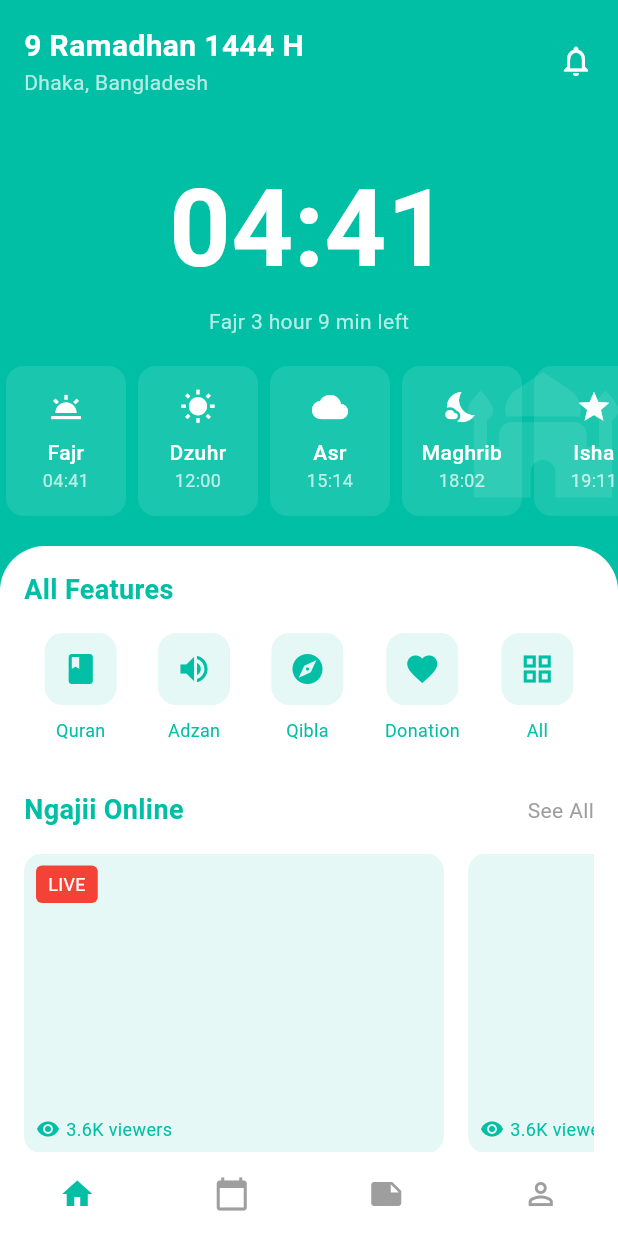
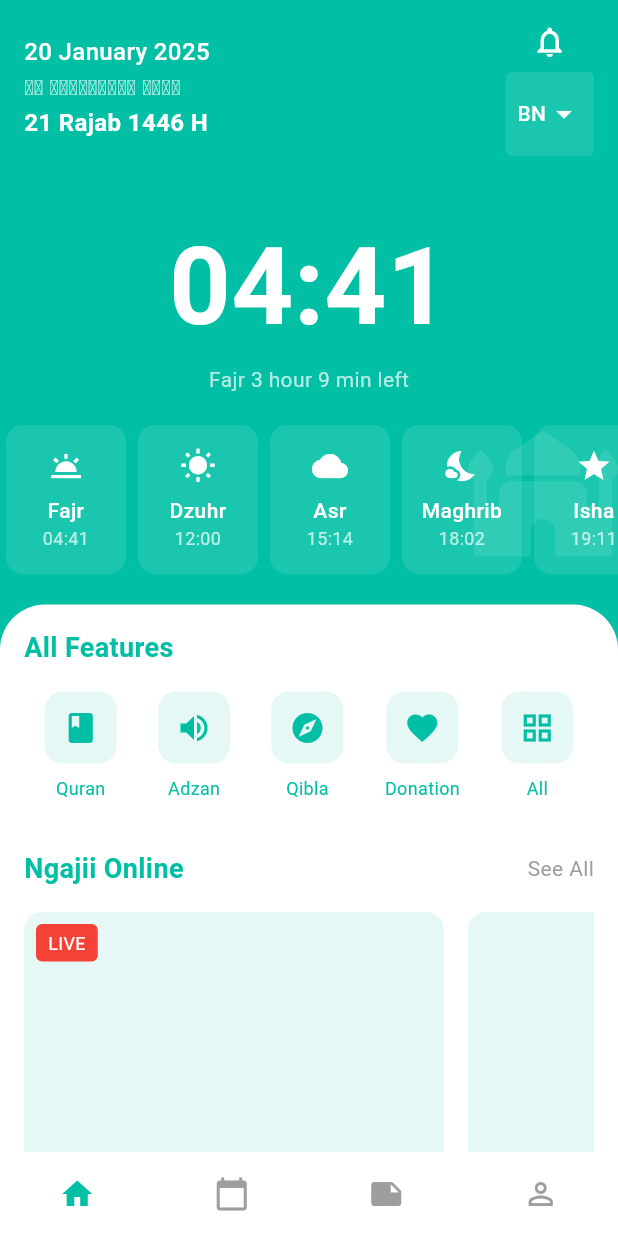
Before and after one commit to masudparvez2050/islamic-app, a Flutter app: the screen it shows after launch, on a phone screen of 412 x 824 dp. Run offline on Flutter 3.47's test engine with Material 3 defaults, Android fonts, the phone set to English and light mode, and no system bars; our stand-ins replace hijri.

```diff
--- a/lib/main.dart
+++ b/lib/main.dart
@@ -1,7 +1,12 @@
 import 'package:flutter/material.dart';
 import 'package:intl/intl.dart';
+import 'package:intl/date_symbol_data_local.dart';
+import 'package:hijri/hijri_calendar.dart';
 
-void main() {
+void main() async {
+  WidgetsFlutterBinding.ensureInitialized();
+  await initializeDateFormatting('en', null);
+  await initializeDateFormatting('bn_BD', null);
   runApp(const MyApp());
 }
 
@@ -127,7 +132,7 @@ class HomeScreen extends StatelessWidget {
                     topRight: Radius.circular(30),
                   ),
                 ),
-                child: Column(
+                child: ListView(
                   children: [
                     _buildFeatures(),
                     _buildNgajiSection(),
@@ -143,29 +148,110 @@ class HomeScreen extends StatelessWidget {
   }
 
   Widget _buildHeader() {
+    final now = DateTime.now();
+    final englishDate = DateFormat('d MMMM yyyy').format(now);
+    final banglaDate = DateFormat('d MMMM yyyy', 'bn_BD').format(now);
+    final hijri = HijriCalendar.now();
+    final hijriDate =
+        '${hijri.hDay} ${hijri.getLongMonthName()} ${hijri.hYear} H';
+
     return Padding(
       padding: const EdgeInsets.all(16.0),
       child: Row(
         mainAxisAlignment: MainAxisAlignment.spaceBetween,
         children: [
+          Expanded(
+            child: Column(
+              crossAxisAlignment: CrossAxisAlignment.start,
+              children: [
+                Text(
+                  englishDate,
+                  style: const TextStyle(
+                    color: Colors.white,
+                    fontSize: 16,
+                    fontWeight: FontWeight.w500,
+                  ),
+                ),
+                const SizedBox(height: 2),
+                Text(
+                  banglaDate,
+                  style: const TextStyle(
+                    color: Colors.white70,
+                    fontSize: 14,
+                  ),
+                ),
+                const SizedBox(height: 2),
+                Text(
+                  hijriDate,
+                  style: const TextStyle(
+                    color: Colors.white,
+                    fontSize: 16,
+                    fontWeight: FontWeight.bold,
+                  ),
+                ),
+                const SizedBox(height: 4),
+                // const Text(
+                //   'Dhaka, Bangladesh',
+                //   style: TextStyle(
+                //     color: Colors.white70,
+                //     fontSize: 14,
+                //   ),
+                // ),
+              ],
+            ),
+          ),
           Column(
-            crossAxisAlignment: CrossAxisAlignment.start,
-            children: const [
-              Text(
-                '9 Ramadhan 1444 H',
-                style: TextStyle(
-                  color: Colors.white,
-                  fontSize: 20,
-                  fontWeight: FontWeight.bold,
+            children: [
+              const Icon(
+                Icons.notifications_outlined,
+                color: Colors.white,
+                size: 24,
+              ),
+              const SizedBox(height: 8),
+              Container(
+                decoration: BoxDecoration(
+                  color: Colors.white.withOpacity(0.1),
+                  borderRadius: BorderRadius.circular(4),
                 ),
-              ),
-              Text(
-                'Dhaka, Bangladesh',
-                style: TextStyle(color: Colors.white70),
+                padding: const EdgeInsets.symmetric(horizontal: 8, vertical: 4),
+                child: DropdownButtonHideUnderline(
+                  child: DropdownButton<String>(
+                    value: 'BN',
+                    icon: const Icon(
+                      Icons.arrow_drop_down,
+                      color: Colors.white,
+                    ),
+                    dropdownColor: const Color(0xFF00BFA5),
+                    items: const [
+                      DropdownMenuItem(
+                        value: 'BN',
+                        child: Text(
+                          'BN',
+                          style: TextStyle(
+                            color: Colors.white,
+                            fontSize: 14,
+                          ),
+                        ),
+                      ),
+                      DropdownMenuItem(
+                        value: 'EN',
+                        child: Text(
+                          'EN',
+                          style: TextStyle(
+                            color: Colors.white,
+                            fontSize: 14,
+                          ),
+                        ),
+                      ),
+                    ],
+                    onChanged: (String? value) {
+                      // Handle language change
+                    },
+                  ),
+                ),
               ),
             ],
           ),
-          const Icon(Icons.notifications_outlined, color: Colors.white),
         ],
       ),
     );
@@ -328,7 +414,7 @@ class HomeScreen extends StatelessWidget {
             ],
           ),
           const SizedBox(height: 16),
-          Container(
+          SizedBox(
             height: 200,
             child: ListView(
               scrollDirection: Axis.horizontal,
--- a/pubspec.yaml
+++ b/pubspec.yaml
@@ -31,15 +31,16 @@ dependencies:
   flutter:
     sdk: flutter
 
-
   # The following adds the Cupertino Icons font to your application.
   # Use with the CupertinoIcons class for iOS style icons.
   cupertino_icons: ^1.0.8
+  intl: ^0.18.1
+  hijri: ^3.0.0
 
 dev_dependencies:
   flutter_test:
     sdk: flutter
-  intl: ^0.18.1
+  hijri: ^3.0.0
 
   # The "flutter_lints" package below contains a set of recommended lints to
   # encourage good coding practices. The lint set provided by the package is
```
Also changed, not shown: pubspec.lock.
